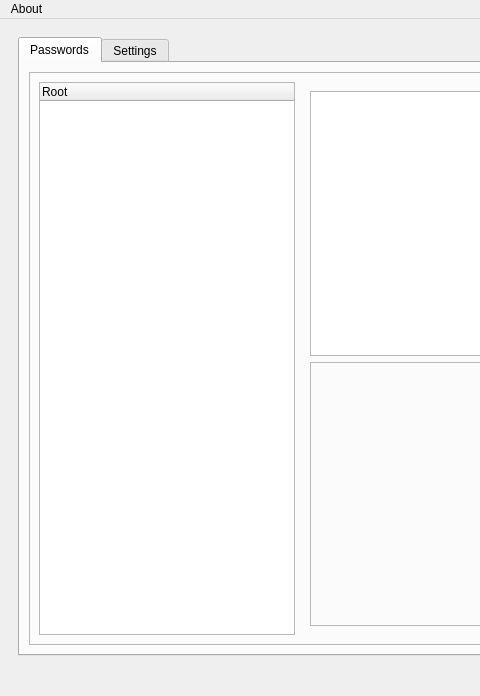
First picture: the form in pyside6_ui/main.ui, repository NewGuy103/PasswordManagerClient, before the edit; both pictures show x 0 to 480 and y 0 to 696 of the 1366 by 696 pixel window.
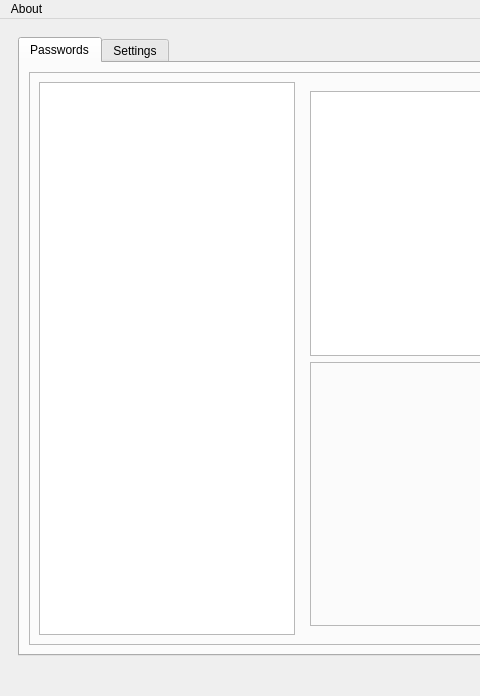
Second picture: the form after the edit. Icons and pictures are not drawn.

Commit message: Partially implement password groups and entries

Diff of the .ui file:
```diff
--- a/pyside6_ui/main.ui
+++ b/pyside6_ui/main.ui
@@ -169,18 +169,16 @@
               </property>
               <layout class="QHBoxLayout" name="horizontalLayout_5">
                <item>
-                <widget class="QTreeWidget" name="passwordGroupsTreeWidget">
+                <widget class="QTreeView" name="passwordGroupsTreeView">
                  <property name="sizePolicy">
                   <sizepolicy hsizetype="Maximum" vsizetype="Expanding">
                    <horstretch>0</horstretch>
                    <verstretch>0</verstretch>
                   </sizepolicy>
                  </property>
-                 <column>
-                  <property name="text">
-                   <string>Root</string>
-                  </property>
-                 </column>
+                 <attribute name="headerDefaultSectionSize">
+                  <number>21</number>
+                 </attribute>
                 </widget>
                </item>
                <item>
```
The commit also changes 9 other files.
